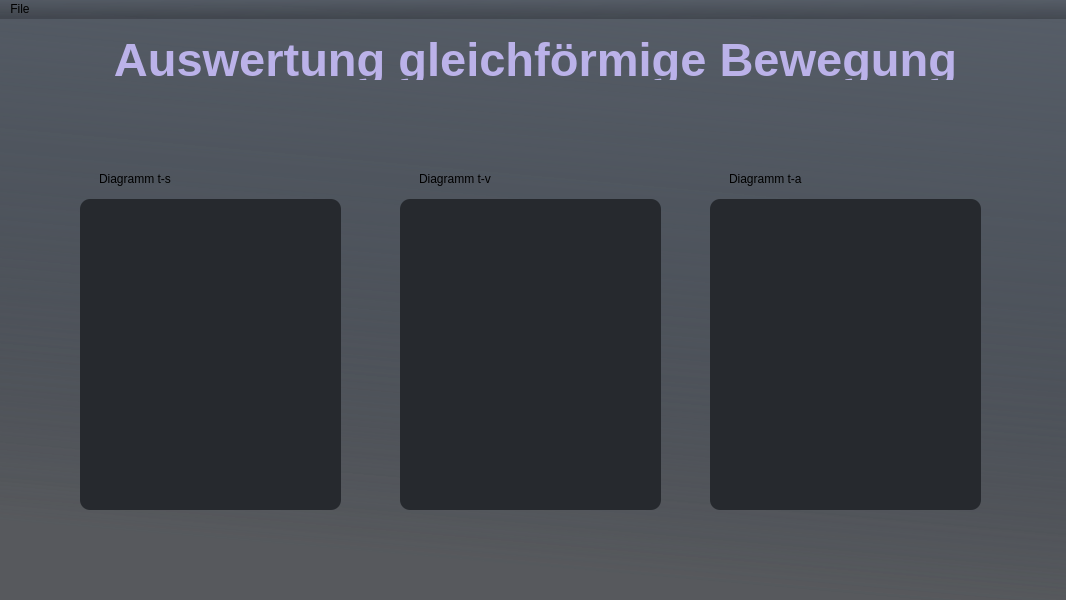
Old version of the form form.ui in the repository KonstantinPfeil/physics-project.
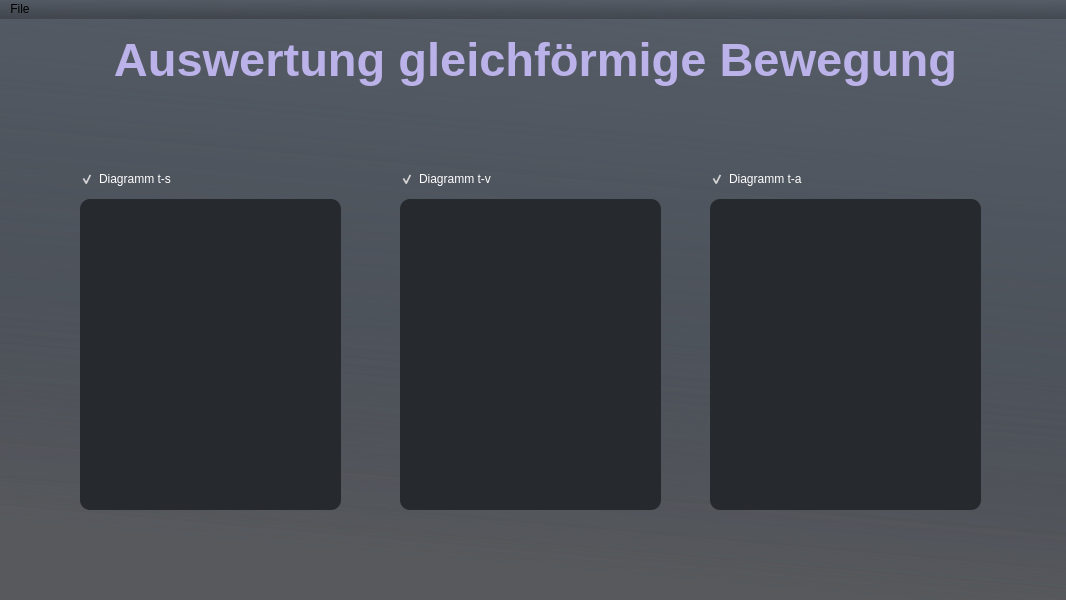
New version of the form. Custom widgets are drawn as their Qt base class.

The edit to the form file:
```diff
--- a/form.ui
+++ b/form.ui
@@ -10,6 +10,18 @@
     <height>600</height>
    </rect>
   </property>
+  <property name="minimumSize">
+   <size>
+    <width>1066</width>
+    <height>600</height>
+   </size>
+  </property>
+  <property name="maximumSize">
+   <size>
+    <width>1066</width>
+    <height>600</height>
+   </size>
+  </property>
   <property name="windowTitle">
    <string>MainWindow</string>
   </property>
@@ -63,9 +75,9 @@
     <property name="geometry">
      <rect>
       <x>0</x>
-      <y>20</y>
+      <y>-10</y>
       <width>1071</width>
-      <height>41</height>
+      <height>101</height>
      </rect>
     </property>
     <property name="font">
@@ -95,11 +107,15 @@
      </rect>
     </property>
     <property name="styleSheet">
-     <string notr="true">background-color: transparent;</string>
+     <string notr="true">background-color: transparent;
+color: rgb(255, 255, 255);</string>
     </property>
     <property name="text">
      <string>Diagramm t-s</string>
     </property>
+    <property name="checked">
+     <bool>true</bool>
+    </property>
    </widget>
    <widget class="QCheckBox" name="checkBox_2">
     <property name="geometry">
@@ -111,11 +127,15 @@
      </rect>
     </property>
     <property name="styleSheet">
-     <string notr="true">background-color: transparent;</string>
+     <string notr="true">background-color: transparent;
+color: rgb(255, 255, 255);</string>
     </property>
     <property name="text">
      <string>Diagramm t-v</string>
     </property>
+    <property name="checked">
+     <bool>true</bool>
+    </property>
    </widget>
    <widget class="QCheckBox" name="checkBox_3">
     <property name="geometry">
@@ -127,11 +147,15 @@
      </rect>
     </property>
     <property name="styleSheet">
-     <string notr="true">background-color: transparent;</string>
+     <string notr="true">background-color: transparent;
+color: rgb(255, 255, 255);</string>
     </property>
     <property name="text">
      <string>Diagramm t-a</string>
     </property>
+    <property name="checked">
+     <bool>true</bool>
+    </property>
    </widget>
   </widget>
   <widget class="QMenuBar" name="menubar">
```
